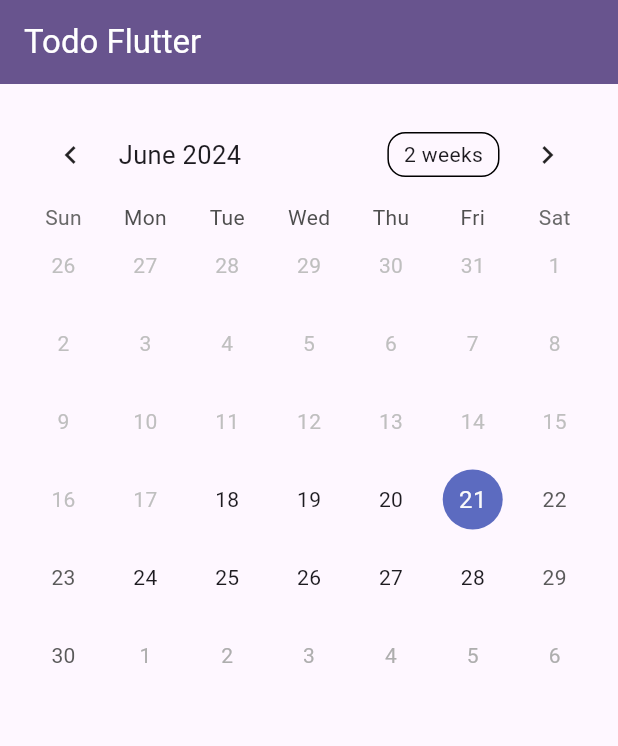
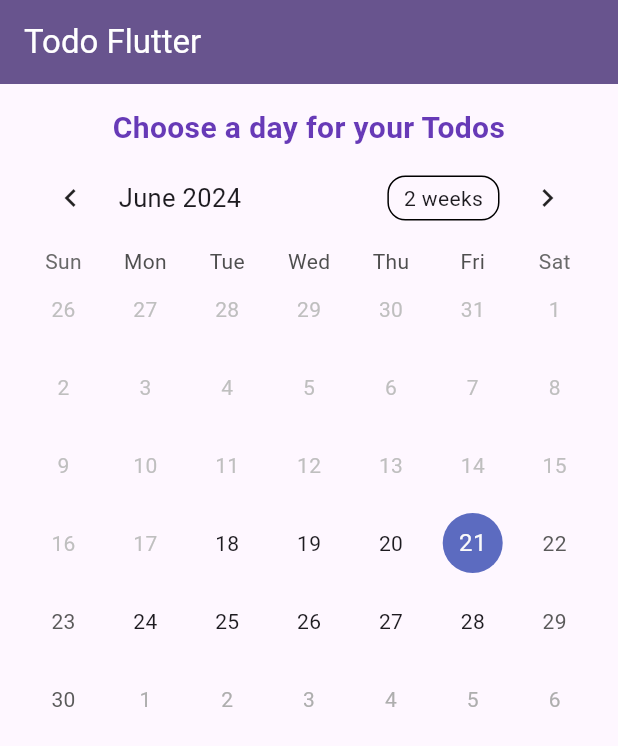
Before and after one commit to Elyes3/todo-flutter, a Flutter app: the screen it shows after launch, on a phone screen of 412 x 824 dp. Shown: the top 746 px of the screen. Run offline on Flutter 3.47's test engine with Material 3 defaults, Android fonts, the phone set to English and light mode, and no system bars; drawn by our look-alikes of table_calendar; our stand-ins replace flutter_dotenv, flutter_modular, flutter_riverpod.

Commit message:
ADD_TITLE_REFACTOR_CHANGES

```diff
--- a/lib/home/home_page.dart
+++ b/lib/home/home_page.dart
@@ -29,6 +29,14 @@ class _HomePageState extends ConsumerState<HomePage> {
           child: Center(
             child: ListView(
               children: <Widget>[
+                const Text(
+                  'Choose a day for your Todos',
+                  textAlign: TextAlign.center,
+                  style: TextStyle(
+                      fontWeight: FontWeight.bold,
+                      fontSize: 20,
+                      color: Colors.deepPurple),
+                ),
                 TableCalendar(
                   // disable scrolling for tablecalendar
                   availableGestures: AvailableGestures.none,
@@ -48,6 +56,7 @@ class _HomePageState extends ConsumerState<HomePage> {
                     print(selectedDay);
                     int millis = getDateTime(selectedDay);
                     print('millis : $millis');
+
                     Modular.to.pushNamed('/todos/$millis');
                     ref.read(todosNotifierProvider.notifier).getTodos(millis);
                   },
--- a/lib/todos/todos_controller.dart
+++ b/lib/todos/todos_service.dart
@@ -5,7 +5,7 @@ import 'package:flutter_dotenv/flutter_dotenv.dart';
 import 'dart:convert';
 import 'dart:core';
 
-class TodosController {
+class TodosService {
   final String? _baseUrl = dotenv.env['BASE_URL'];
   final String _endpoint = 'todos';
   Future<Result<List<Todo>>> getTodos(int millis) async {
```
Also changed, not shown: lib/providers/todosnotifier.dart (+7 -7 lines), lib/todos/todo_model.dart (renamed from lib/models/todo.dart).
